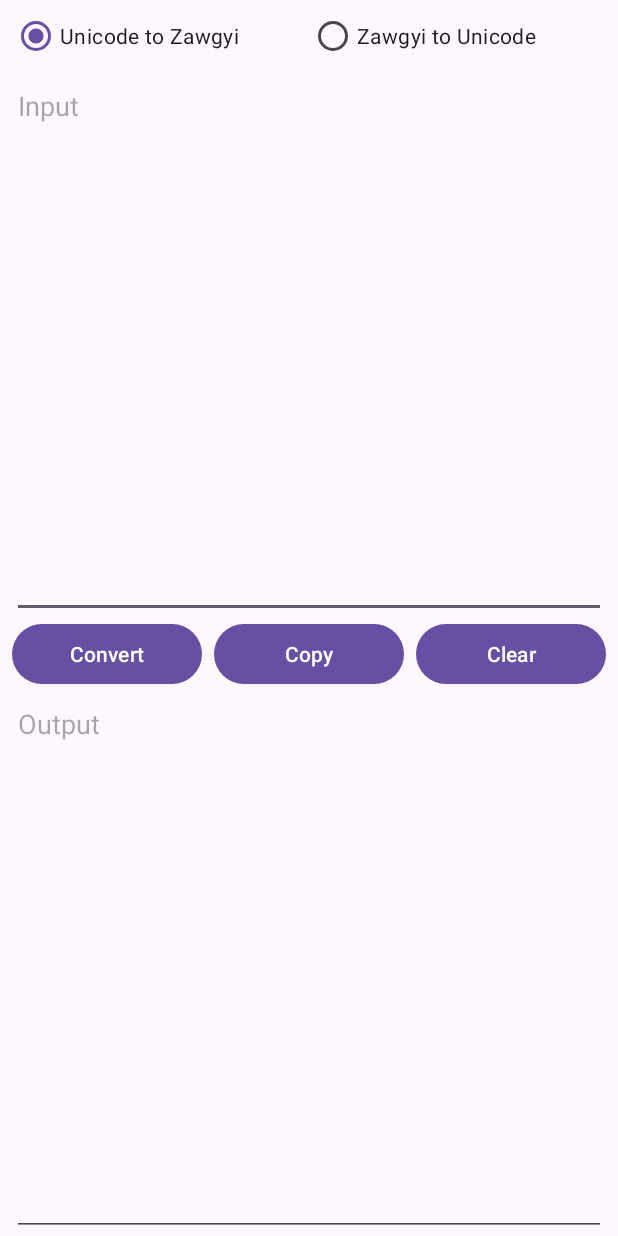
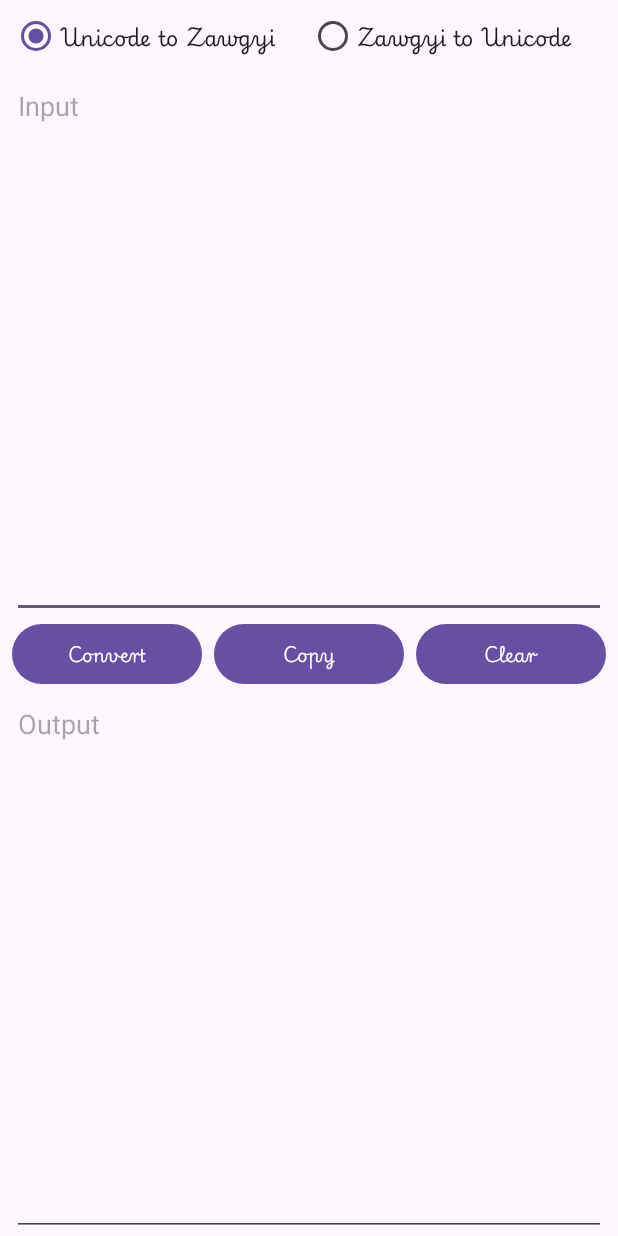
Before and after one commit to SaingHmineTun/P2_Font_Converter, an Android app: the screen it shows after launch (MainActivity), on a phone screen of 412 x 824 dp. Run offline under Robolectric (Android 15) with nearby library versions, the light colour scheme and no system bars.

Commit message:
Added Edit Text and Buttons

```diff
--- a/app/src/main/java/it/saimao/p2_font_converter/MainActivity.java
+++ b/app/src/main/java/it/saimao/p2_font_converter/MainActivity.java
@@ -1,7 +1,10 @@
 package it.saimao.p2_font_converter;
 
 import android.os.Bundle;
+import android.view.View;
+import android.widget.Button;
 import android.widget.CompoundButton;
+import android.widget.EditText;
 import android.widget.RadioButton;
 import android.widget.RadioGroup;
 import android.widget.Toast;
@@ -16,6 +19,8 @@ public class MainActivity extends AppCompatActivity {
 
     private RadioGroup rg;
     private RadioButton rbZg2Uni, rbUni2Zg;
+    private EditText etInput, etOutput;
+    private Button btConvert, btCopy, btClear;
 
     @Override
     protected void onCreate(Bundle savedInstanceState) {
@@ -30,11 +35,24 @@ public class MainActivity extends AppCompatActivity {
 
         rbZg2Uni.setOnCheckedChangeListener((buttonView, isChecked) -> Toast.makeText(MainActivity.this, "Zg 2 Uni is checked " + isChecked, Toast.LENGTH_SHORT).show());
 
+        btConvert.setOnClickListener(new View.OnClickListener() {
+            @Override
+            public void onClick(View v) {
+                String inputText = etInput.getText().toString();
+                etOutput.setText(inputText);
+            }
+        });
+
     }
 
     private void initUi() {
         rg = findViewById(R.id.rg_fonts);
         rbZg2Uni = findViewById(R.id.rb_zg2uni);
         rbUni2Zg = findViewById(R.id.rb_uni2zg);
+        etInput = findViewById(R.id.et_input);
+        etOutput = findViewById(R.id.et_output);
+        btClear = findViewById(R.id.bt_clear);
+        btCopy = findViewById(R.id.bt_copy);
+        btConvert = findViewById(R.id.bt_convert);
     }
 }
--- a/app/src/main/res/layout/activity_main.xml
+++ b/app/src/main/res/layout/activity_main.xml
@@ -21,6 +21,7 @@
             android:layout_height="wrap_content"
             android:layout_weight="1"
             android:checked="true"
+            android:fontFamily="@font/play_write"
             android:text="Unicode to Zawgyi" />
 
         <RadioButton
@@ -28,10 +29,12 @@
             android:layout_width="0dp"
             android:layout_height="wrap_content"
             android:layout_weight="1"
+            android:fontFamily="@font/play_write"
             android:text="Zawgyi to Unicode" />
     </RadioGroup>
 
     <EditText
+        android:id="@+id/et_input"
         android:layout_width="match_parent"
         android:layout_height="0dp"
         android:layout_weight="1"
@@ -43,31 +46,42 @@
         android:layout_height="wrap_content">
 
         <Button
+            android:id="@+id/bt_convert"
             android:layout_width="0dp"
             android:layout_height="wrap_content"
             android:layout_weight="1"
+            android:fontFamily="@font/play_write"
+            android:textSize="12sp"
             android:text="Convert" />
 
         <Button
+            android:id="@+id/bt_copy"
             android:layout_width="0dp"
+            android:textSize="12sp"
             android:layout_height="wrap_content"
             android:layout_marginStart="8dp"
             android:layout_marginEnd="8dp"
             android:layout_weight="1"
+            android:fontFamily="@font/play_write"
             android:text="Copy" />
 
         <Button
+            android:id="@+id/bt_clear"
+            android:textSize="12sp"
             android:layout_width="0dp"
             android:layout_height="wrap_content"
             android:layout_weight="1"
+            android:fontFamily="@font/play_write"
             android:text="Clear" />
 
     </LinearLayout>
 
     <EditText
+        android:id="@+id/et_output"
         android:layout_width="match_parent"
         android:layout_height="0dp"
         android:layout_weight="1"
+        android:editable="false"
         android:gravity="top|start"
         android:hint="Output" />
 
```
Also changed, not shown: app/src/main/res/font/play_write.ttf (added).
